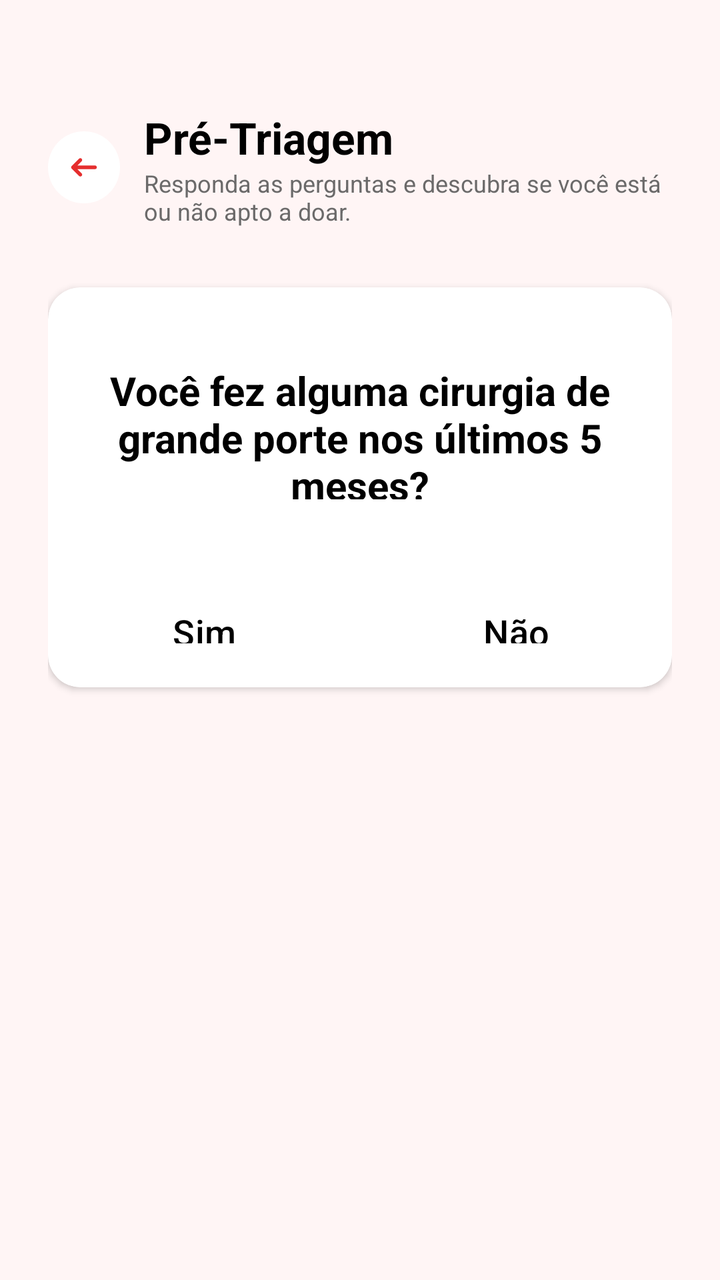
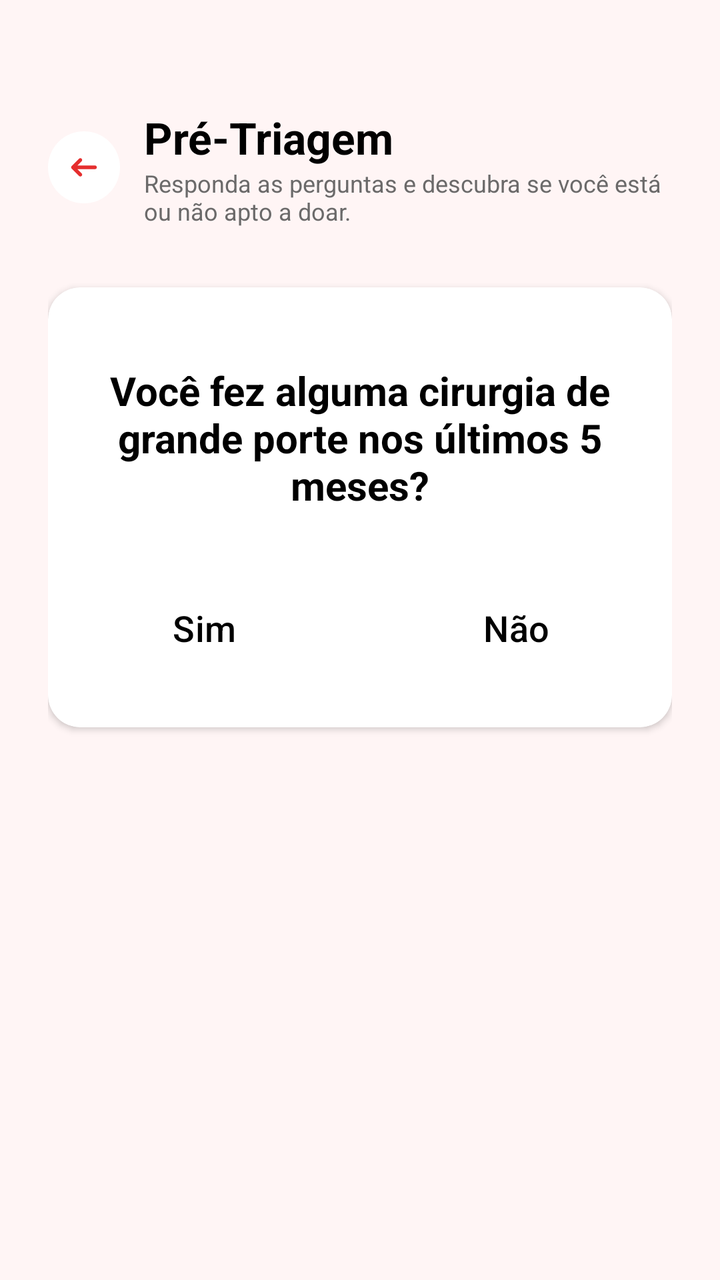

Two renders of the same Android screen: before a commit and after it. Below are the layout's source before the change and the commit's diff.
<!-- AndroidManifest.xml: application theme Theme.Hemo_Conecta -->
<!-- res/layout/fragment_quest5.xml -->
<?xml version="1.0" encoding="utf-8"?>
<androidx.constraintlayout.widget.ConstraintLayout
    xmlns:android="http://schemas.android.com/apk/res/android"
    xmlns:app="http://schemas.android.com/apk/res-auto"
    android:layout_width="match_parent"
    android:layout_height="match_parent"
    android:background="@color/background">

    <ScrollView
        android:layout_width="0dp"
        android:layout_height="match_parent"
        android:fillViewport="true"
        app:layout_constraintBottom_toTopOf="parent"
        app:layout_constraintEnd_toEndOf="parent"
        app:layout_constraintHorizontal_bias="0.0"
        app:layout_constraintStart_toStartOf="parent"
        app:layout_constraintTop_toTopOf="parent"
        app:layout_constraintVertical_bias="0.0">

        <LinearLayout

            android:padding="24dp"
            android:layout_width="match_parent"
            android:layout_height="wrap_content"
            android:orientation="vertical">

            
            <LinearLayout
                android:layout_width="match_parent"
                android:layout_height="wrap_content"
                android:gravity="center_vertical"
                android:orientation="horizontal">

                <FrameLayout
                    android:layout_width="36dp"
                    android:layout_height="36dp"
                    android:background="@drawable/bg_icon"
                    android:backgroundTint="@color/white">

                    <ImageView
                        android:layout_width="22dp"
                        android:layout_height="22dp"
                        android:layout_gravity="center"
                        android:contentDescription="Voltar"
                        android:src="@drawable/ic_back" />
                </FrameLayout>

                <LinearLayout
                    android:layout_width="match_parent"
                    android:layout_height="wrap_content"
                    android:layout_marginStart="12dp"
                    android:orientation="vertical">

                    <TextView
                        android:layout_width="wrap_content"
                        android:layout_height="wrap_content"
                        android:text="@string/pagName"
                        android:textColor="@color/black"
                        android:textSize="22sp"
                        android:textStyle="bold"
                        android:layout_marginTop="30dp"/>

                    <TextView
                        android:layout_width="wrap_content"
                        android:layout_height="wrap_content"
                        android:text="@string/text"
                        android:textColor="@color/cinza"
                        android:textSize="12sp"
                        android:layout_marginBottom="30dp"/>
                </LinearLayout>
            </LinearLayout>

            
            <androidx.cardview.widget.CardView
                xmlns:android="http://schemas.android.com/apk/res/android"
                xmlns:app="http://schemas.android.com/apk/res-auto"
                android:layout_width="match_parent"
                android:layout_height="200dp"
                android:layout_marginBottom="12dp"
                app:cardCornerRadius="16dp"
                app:cardElevation="2dp">

                <LinearLayout
                    android:layout_width="match_parent"
                    android:layout_height="200dp"
                    android:orientation="vertical"
                    >

                    <LinearLayout
                        android:layout_width="match_parent"
                        android:layout_height="wrap_content"
                        android:orientation="vertical"
                        android:gravity="center"
                        android:layout_weight="1">

                        <TextView
                            android:layout_width="wrap_content"
                            android:layout_height="wrap_content"

                            android:id="@+id/perguntaText"
                            android:text="@string/pergunta5"
                            android:textColor="@color/black"
                            android:textAlignment="center"
                            android:textSize="20sp"
                            android:textStyle="bold"
                            android:layout_marginTop="30dp"
                            android:padding="8dp"/>

                    </LinearLayout>

                    
                    <LinearLayout
                        android:id="@+id/linearEscolha"
                        android:layout_width="match_parent"
                        android:layout_height="wrap_content"
                        android:layout_weight="1"
                        android:orientation="horizontal">

                        <Button
                            android:layout_width="wrap_content"
                            android:layout_height="wrap_content"
                            android:layout_weight="1"
                            android:text="@string/opcao1"
                            android:textColor="@color/black"
                            android:backgroundTint="@color/white"
                            android:padding="18dp"
                            android:textSize="18sp"
                            android:layout_marginTop="24dp"
                            android:id="@+id/opcaoSim_bt" />

                        <Button
                            android:layout_width="wrap_content"
                            android:layout_height="wrap_content"
                            android:layout_weight="1"
                            android:text="@string/opcao2"
                            android:textColor="@color/black"
                            android:backgroundTint="@color/white"
                            android:padding="18dp"
                            android:textSize="18sp"
                            android:layout_marginTop="24dp"
                            android:id="@+id/opcaoNao" />
                    </LinearLayout>


                </LinearLayout>
            </androidx.cardview.widget.CardView>
        </LinearLayout>
    </ScrollView>
</androidx.constraintlayout.widget.ConstraintLayout>
<!-- resources referenced by this layout -->
<resources>
  <color name="background">#FFF5F5</color>
  <color name="black">#000000</color>
  <color name="cinza">#6B6A6A</color>
  <color name="white">#FFFFFF</color>
  <!-- drawable bg_icon (drawable) -->
  <?xml version="1.0" encoding="utf-8"?>
  <shape xmlns:android="http://schemas.android.com/apk/res/android"
      android:shape="oval">
  </shape>
  <!-- drawable ic_back (drawable) -->
  <vector xmlns:android="http://schemas.android.com/apk/res/android" android:height="30dp" android:viewportHeight="512" android:viewportWidth="512" android:width="30dp">
        
      <path android:fillColor="#FFFFFF" android:pathData="M0,0v512h512V0H0zM469.33,469.33H42.67V42.67h426.67V469.33z"/>
        
      <path android:fillColor="#E52E2E" android:pathData="M110.93,243.24c-0.23,0.3 -0.46,0.6 -0.67,0.91c-0.2,0.3 -0.38,0.62 -0.57,0.93c-0.17,0.28 -0.35,0.56 -0.51,0.86c-0.17,0.32 -0.31,0.65 -0.47,0.97c-0.14,0.31 -0.3,0.61 -0.43,0.92c-0.13,0.31 -0.24,0.64 -0.35,0.96c-0.12,0.34 -0.25,0.67 -0.35,1.01c-0.1,0.32 -0.17,0.65 -0.25,0.97c-0.09,0.35 -0.19,0.7 -0.26,1.05c-0.07,0.38 -0.12,0.75 -0.17,1.13c-0.04,0.31 -0.1,0.62 -0.14,0.93c-0.14,1.4 -0.14,2.81 0,4.21c0.03,0.31 0.09,0.62 0.14,0.93c0.05,0.38 0.1,0.76 0.17,1.13c0.07,0.36 0.17,0.7 0.26,1.05c0.08,0.32 0.15,0.65 0.25,0.97c0.1,0.34 0.23,0.68 0.35,1.01c0.12,0.32 0.22,0.64 0.35,0.96c0.13,0.31 0.28,0.62 0.43,0.92c0.15,0.32 0.3,0.65 0.47,0.97c0.16,0.29 0.34,0.57 0.51,0.86c0.19,0.31 0.36,0.63 0.57,0.93c0.21,0.31 0.44,0.61 0.67,0.91c0.19,0.25 0.37,0.52 0.57,0.76c0.44,0.54 0.9,1.05 1.39,1.54c0.01,0.01 0.01,0.02 0.02,0.02l85.33,85.33c8.33,8.33 21.84,8.33 30.17,0c8.33,-8.33 8.33,-21.84 0,-30.17l-48.92,-48.92H384c11.78,0 21.33,-9.55 21.33,-21.33s-9.55,-21.33 -21.33,-21.33H179.5l48.92,-48.92c8.33,-8.33 8.33,-21.84 0,-30.17s-21.84,-8.33 -30.17,0l-85.33,85.33c-0.01,0.01 -0.01,0.02 -0.02,0.02c-0.49,0.49 -0.95,1 -1.39,1.54C111.3,242.73 111.12,242.99 110.93,243.24z"/>
      
  </vector>
  <string name="opcao1">Sim</string>
  <string name="opcao2">Não</string>
  <string name="pagName">Pré-Triagem</string>
  <string name="pergunta5">Você fez alguma cirurgia de grande porte  nos últimos 5 meses?</string>
  <string name="text">Responda as perguntas e descubra se você está ou não apto a doar. </string>
  <style name="Theme.Hemo_Conecta" parent="Base.Theme.Hemo_Conecta" />
  <style name="Base.Theme.Hemo_Conecta" parent="Theme.Material3.DayNight.NoActionBar">
          
          
      </style>
</resources>

<!-- the commit's change to res/layout/fragment_quest5.xml (unified diff, before → after) -->
@@ -75,7 +75,7 @@
                 xmlns:android="http://schemas.android.com/apk/res/android"
                 xmlns:app="http://schemas.android.com/apk/res-auto"
                 android:layout_width="match_parent"
-                android:layout_height="200dp"
+                android:layout_height="220dp"
                 android:layout_marginBottom="12dp"
                 app:cardCornerRadius="16dp"
                 app:cardElevation="2dp">
@@ -125,7 +125,7 @@
                             android:backgroundTint="@color/white"
                             android:padding="18dp"
                             android:textSize="18sp"
-                            android:layout_marginTop="24dp"
+                            android:layout_marginTop="20dp"
                             android:id="@+id/opcaoSim_bt" />
 
                         <Button
@@ -137,7 +137,7 @@
                             android:backgroundTint="@color/white"
                             android:padding="18dp"
                             android:textSize="18sp"
-                            android:layout_marginTop="24dp"
+                            android:layout_marginTop="20dp"
                             android:id="@+id/opcaoNao" />
                     </LinearLayout>
 
